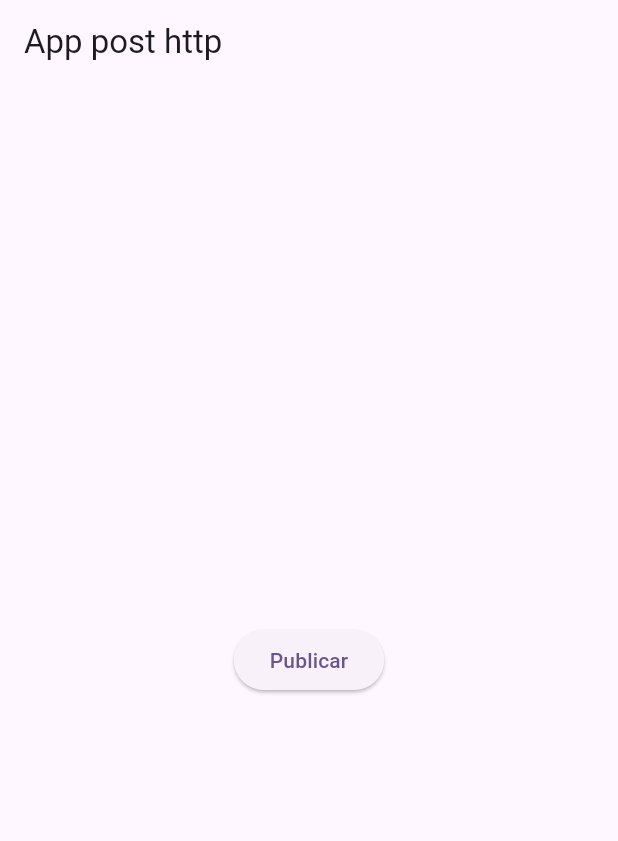
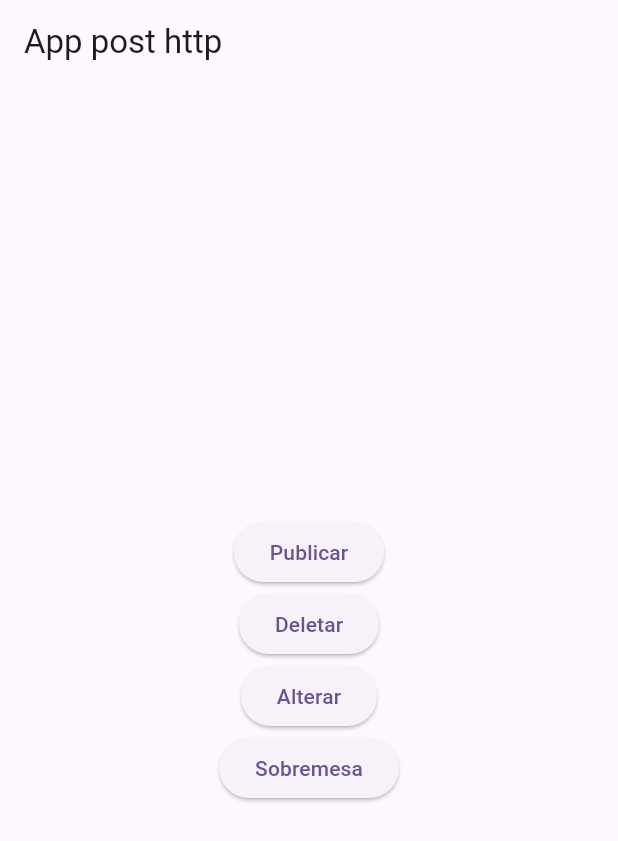
Before and after one commit to danielvieira95/DESM-2, a Flutter app: the screen it shows after launch, after a tap on "Publicar", on a phone screen of 412 x 824 dp. Shown: the top 841 px of the screen. Run offline on Flutter 3.47's test engine with Material 2 defaults, Android fonts, the phone set to English and light mode, and no system bars; network calls fail.

Commit message:
Exemplo post http
Exemplo post http

```diff
--- a/App prep/app_aula09_post_prep/lib/main.dart
+++ b/App prep/app_aula09_post_prep/lib/main.dart
@@ -1,8 +1,14 @@
 import 'package:flutter/material.dart';
 import 'package:http/http.dart' as http;
+import 'dart:convert';
 
 void main() {
   runApp(const MyApp());
+ // Dado p = Dado();
+  //p.publicarPost("Olá mundo");
+ // print(p._getUrl());
+ // p.publicarPost();
+
 }
 
 class MyApp extends StatelessWidget {
@@ -47,15 +53,83 @@ class Telaprincipal extends StatefulWidget {
 }
 
 class _TelaprincipalState extends State<Telaprincipal> {
+   String resource = "learnhttp/";
+  String url = "http://10.109.83.10:3000/produtos";
+  String url2 = "http://10.109.83.10:3000/categorias";
+  _getUrl() async{
+  http.Response response= await http.get(Uri.parse("http://10.109.83.10:3000/produtos"));
+  //http://10.109.83.10:3000/produtos
+
+  print(response.body);
+
+
+ }
+ publicarPost()async {
+  Map<String,dynamic> x={
+    "Disciplina":"Desenvolvimento Mobile",
+    "Curso":"Ads",
+    "Escola": "Senai Roberto Mange"
+  };
+
+  Map<String, dynamic> r = {
+    'nome': 'Hambúrguer de picanha',
+    'descricao': 'Pão, bife de hambúrguer 290g de frango, salada e batata.',
+    'preco': 9.5,
+    'categoria_id': 1,
+  };
+  final response = await http.post(
+      Uri.parse(url),
+      headers: <String, String>{
+        'Content-Type': 'application/json; charset=UTF-8',
+      },
+      body: jsonEncode(r),
+    );
+
+
+  print("Post");
+
+
+  // Criando um mapa com a chave "data" e o valor sendo a string "Teste"
+  //var data = {"data": "5"};
+
+
+}
+
+publicarsobremesa(){
+  final response =  http.post(
+      Uri.parse(url2),
+      headers: <String, String>{
+        'Content-Type': 'application/json; charset=UTF-8',
+      },
+      body: jsonEncode({"Sobremesa": "Sorvete Kibom"}),
+    );
+
+
+}
+delete_item() async{
+
+  String url = "http://10.109.83.10:3000/produtos/3";
+  final resp_d = await  http.delete(Uri.parse(url));
+
+
+}
+modificar_item() async{
+   final resp = await http.put(
+      Uri.parse("http://10.109.83.10:3000/produtos/4"),
+      headers: <String, String>{
+        'Content-Type': 'application/json; charset=UTF-8',
+      },
+      body: jsonEncode({"Professor":" Daniel Filipe Vieira"}),
+
+      );
+}
+  /*
   _publicarpost() async {
-    var url = Uri.parse("https://raw.githubusercontent.com/danielvieira95/DESM-2/master/db.json");
+    var url = Uri.parse("http://10.109.83.10:3000/");
 
     var response = await  http.post(
       url,
-      body: {
-        'temperatura': 30,
-        'umidade': 60,
-      },
+      body: jsonEncode("Teste"),
     );
     if (response.statusCode == 200) {
       print("Resposta ${response.body}");
@@ -63,6 +137,9 @@ class _TelaprincipalState extends State<Telaprincipal> {
       print("Falha ao publicar post - Código de status ${response.statusCode}");
     }
   }
+  */
+
+
   @override
   Widget build(BuildContext context) {
     return Scaffold(
@@ -73,10 +150,17 @@ class _TelaprincipalState extends State<Telaprincipal> {
         child: Column(
           mainAxisAlignment: MainAxisAlignment.center,
           children: [
-            ElevatedButton(onPressed: _publicarpost, child: Text("Publicar")),
+            ElevatedButton(onPressed: publicarPost, child: Text("Publicar")),
+            ElevatedButton(onPressed: delete_item, child: Text("Deletar")),
+            ElevatedButton(onPressed: modificar_item, child: Text("Alterar")),
+            ElevatedButton(onPressed: publicarsobremesa, child: Text("Sobremesa")),
           ],
         ),
       ),
     );
   }
 }
+
+class Dado{
+
+}
```
Also changed, not shown: 1 other file.
